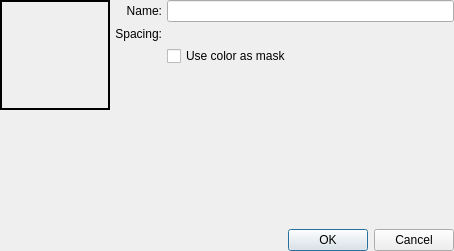
Old version of the form krita/plugins/paintops/libpaintop/forms/wdgclipboardbrush.ui in the repository KDE/krita.
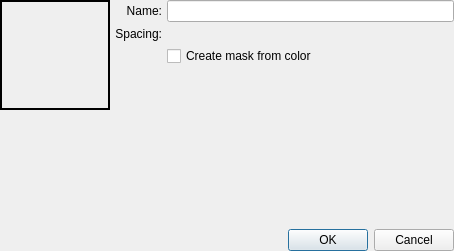
New version of the form. Custom widgets are drawn as their Qt base class.

Diff of the .ui file:
```diff
--- a/krita/plugins/paintops/libpaintop/forms/wdgclipboardbrush.ui
+++ b/krita/plugins/paintops/libpaintop/forms/wdgclipboardbrush.ui
@@ -113,7 +113,7 @@
        <item row="2" column="1">
         <widget class="QCheckBox" name="colorAsmask">
          <property name="text">
-          <string>Use color as mask</string>
+          <string>Create mask from color</string>
          </property>
         </widget>
        </item>
```
Left out of the diff: 28 changed lines with no effect on the pictures. Lines whose indentation alone changed are shown as unchanged.
